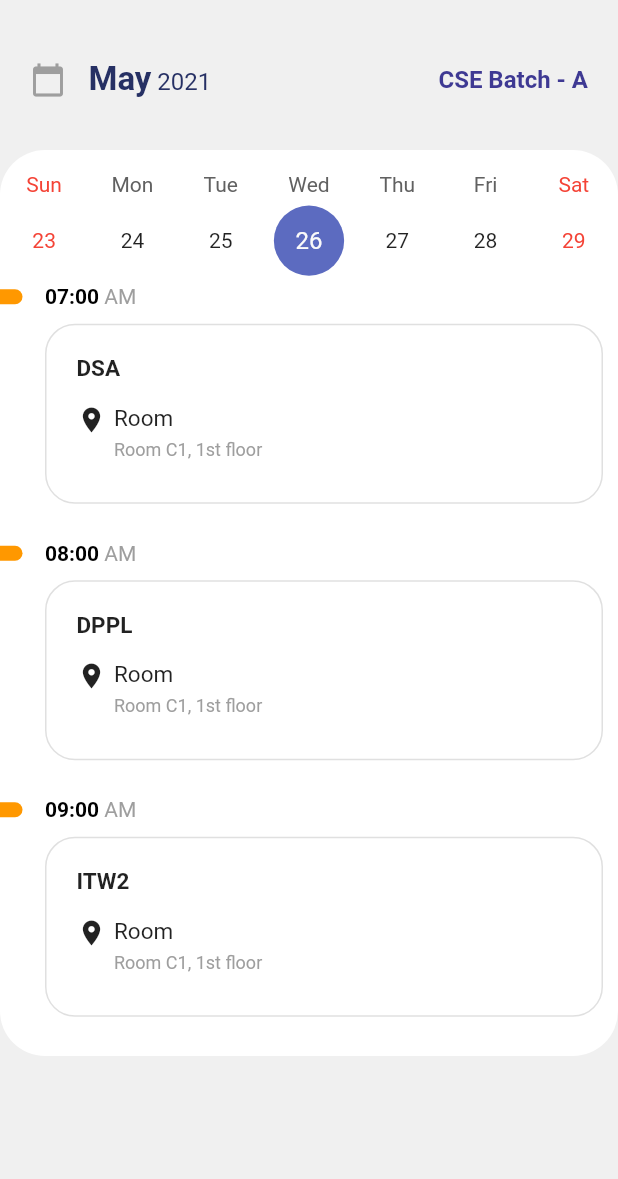
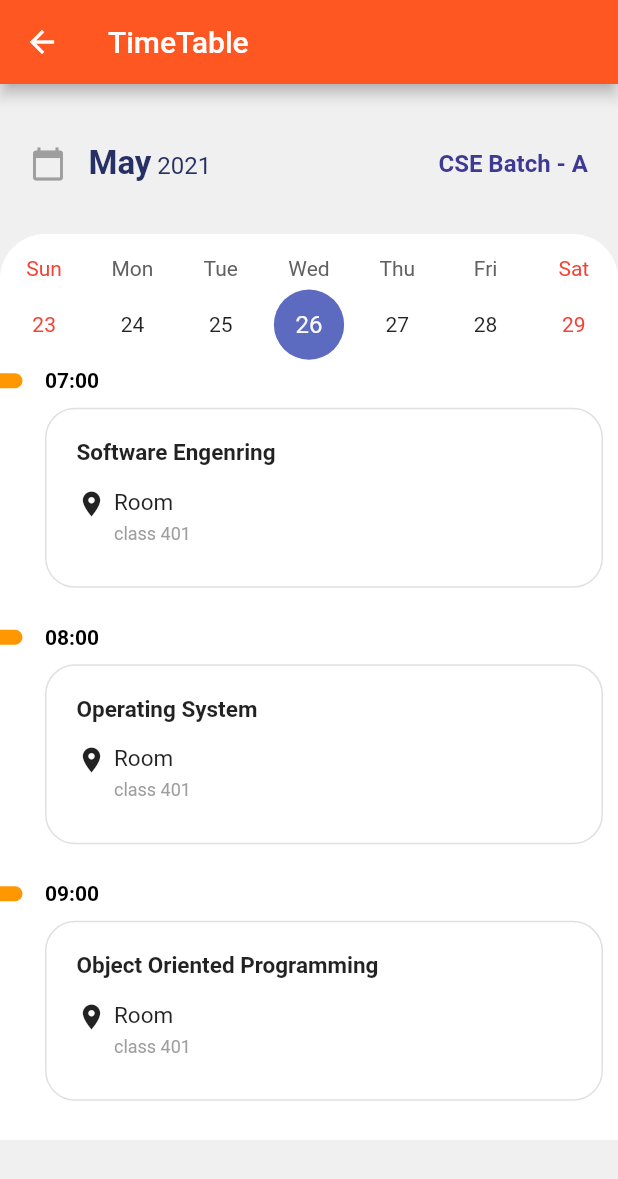
Before and after one commit to Blaze-Community/our_e_college_app, a Flutter app: the TimeTable screen opened directly, on a phone screen of 412 x 824 dp. Shown: the top 1179 px of the screen. Run offline on Flutter 3.47's test engine with Material 2 defaults, Android fonts, the phone set to English and light mode, and no system bars; drawn by our look-alikes of table_calendar; our stand-ins replace curved_navigation_bar, flutter_login, font_awesome_flutter, marquee.

Commit message:
finally everything done with timetable

```diff
--- a/lib/components/timetable.dart
+++ b/lib/components/timetable.dart
@@ -1,5 +1,6 @@
 import 'package:flutter/material.dart';
 import 'package:flutter/widgets.dart';
+import 'package:our_e_college_app/utils/timetableitems.dart';
 import 'package:table_calendar/table_calendar.dart';
 // import 'package:shared_preferences/shared_preferences.dart';
 
@@ -19,6 +20,9 @@ class _TimeTableState extends State<TimeTable> {
   @override
   Widget build(BuildContext context) {
     return Scaffold(
+        appBar: AppBar(
+          title: Text("TimeTable"),
+        ),
         body: Stack(
           children: [
             Container(
@@ -72,7 +76,9 @@ class _TimeTableState extends State<TimeTable> {
                 width: MediaQuery.of(context).size.width,
                 decoration: BoxDecoration(
                   color: Colors.white,
-              borderRadius: BorderRadius.circular(30),
+                  borderRadius: BorderRadius.only(
+                      topLeft: Radius.circular(30),
+                      topRight: Radius.circular(30)),
                 ),
                 child: Column(
                   children: [
@@ -94,12 +100,36 @@ class _TimeTableState extends State<TimeTable> {
                       child: SingleChildScrollView(
                         child: Column(
                           children: [
-                        buildTaskListItem("DSA", "07:00"),
-                        buildTaskListItem("DPPL", "08:00"),
-                        buildTaskListItem("ITW2", "09:00"),
-                        buildTaskListItem("SE", "10:00"),
-                        buildTaskListItem("SE", "10:00"),
-                        buildTaskListItem("SE", "10:00"),
+                            TimeTableItems(
+                              subject: "Software Engenring",
+                              time: "07:00",
+                              room: "class 401",
+                            ),
+                            TimeTableItems(
+                              subject: "Operating System",
+                              time: "08:00",
+                              room: "class 401",
+                            ),
+                            TimeTableItems(
+                              subject: "Object Oriented Programming",
+                              time: "09:00",
+                              room: "class 401",
+                            ),
+                            TimeTableItems(
+                              subject: "Data Structure",
+                              time: "11:00",
+                              room: "class 401",
+                            ),
+                            TimeTableItems(
+                              subject: "Digital Signals",
+                              time: "13:00",
+                              room: "class 407",
+                            ),
+                            TimeTableItems(
+                              subject: "Cloud computing",
+                              time: "15:00",
+                              room: "class 404",
+                            ),
                           ],
                         ),
                       ),
@@ -111,115 +141,4 @@ class _TimeTableState extends State<TimeTable> {
           ],
         ));
   }
-
-  Container buildTaskListItem(String classSubject, String classTime) {
-    return Container(
-      margin: EdgeInsets.only(bottom: 25),
-      child: Column(
-        children: [
-          Row(
-            children: [
-              Container(
-                width: 15,
-                height: 10,
-                decoration: BoxDecoration(
-                    color: Colors.orange,
-                    borderRadius: BorderRadius.horizontal(
-                      right: Radius.circular(5),
-                    )),
-              ),
-              SizedBox(
-                width: 15,
-              ),
-              Container(
-                width: MediaQuery.of(context).size.width - 60,
-                child: Row(
-                  mainAxisAlignment: MainAxisAlignment.spaceBetween,
-                  children: [
-                    RichText(
-                      text: TextSpan(
-                          text: classTime,
-                          style: TextStyle(
-                            fontWeight: FontWeight.bold,
-                            color: Colors.black,
-                          ),
-                          children: [
-                            TextSpan(
-                              text: " AM",
-                              style: TextStyle(
-                                fontWeight: FontWeight.normal,
-                                color: Colors.grey,
-                              ),
-                            )
-                          ]),
-                    ),
-                  ],
-                ),
-              )
-            ],
-          ),
-          SizedBox(
-            height: 10,
-          ),
-          Container(
-            height: 120,
-            width: double.infinity,
-            decoration: BoxDecoration(
-                border: Border.all(width: 1, color: Colors.grey[300]),
-                borderRadius: BorderRadius.circular(20)),
-            margin: EdgeInsets.only(right: 10, left: 30),
-            padding: EdgeInsets.all(20),
-            child: Column(
-              crossAxisAlignment: CrossAxisAlignment.start,
-              children: [
-                Text(
-                  classSubject,
-                  style: TextStyle(
-                    fontWeight: FontWeight.bold,
-                    fontSize: 15,
-                  ),
-                ),
-                SizedBox(
-                  height: 15,
-                ),
-                Row(
-                  crossAxisAlignment: CrossAxisAlignment.start,
-                  children: [
-                    Icon(
-                      Icons.location_on,
-                      size: 20,
-                    ),
-                    SizedBox(
-                      width: 5,
-                    ),
-                    Column(
-                      crossAxisAlignment: CrossAxisAlignment.start,
-                      children: [
-                        Text(
-                          "Room",
-                          style: TextStyle(
-                            fontSize: 15,
-                          ),
-                        ),
-                        SizedBox(
-                          height: 5,
-                        ),
-                        Text(
-                          "Room C1, 1st floor",
-                          style: TextStyle(
-                            color: Colors.grey,
-                            fontSize: 12,
-                          ),
-                        ),
-                      ],
-                    )
-                  ],
-                )
-              ],
-            ),
-          )
-        ],
-      ),
-    );
 }
-}
--- /dev/null
+++ b/lib/utils/timetableitems.dart
@@ -0,0 +1,113 @@
+import 'package:flutter/material.dart';
+import 'package:flutter/widgets.dart';
+
+class TimeTableItems extends StatelessWidget {
+  String subject;
+  String time;
+  String room;
+
+  TimeTableItems({this.subject, this.time, this.room});
+  @override
+  Widget build(BuildContext context) {
+    return Container(
+      margin: EdgeInsets.only(bottom: 25),
+      child: Column(
+        children: [
+          Row(
+            children: [
+              Container(
+                width: 15,
+                height: 10,
+                decoration: BoxDecoration(
+                    color: Colors.orange,
+                    borderRadius: BorderRadius.horizontal(
+                      right: Radius.circular(5),
+                    )),
+              ),
+              SizedBox(
+                width: 15,
+              ),
+              Container(
+                width: MediaQuery.of(context).size.width - 60,
+                child: Row(
+                  mainAxisAlignment: MainAxisAlignment.spaceBetween,
+                  children: [
+                    RichText(
+                      text: TextSpan(
+                        text: this.time,
+                        style: TextStyle(
+                          fontWeight: FontWeight.bold,
+                          color: Colors.black,
+                        ),
+                      ),
+                    ),
+                  ],
+                ),
+              )
+            ],
+          ),
+          SizedBox(
+            height: 10,
+          ),
+          Container(
+            height: 120,
+            width: double.infinity,
+            decoration: BoxDecoration(
+                border: Border.all(width: 1, color: Colors.grey[300]),
+                borderRadius: BorderRadius.circular(20)),
+            margin: EdgeInsets.only(right: 10, left: 30),
+            padding: EdgeInsets.all(20),
+            child: Column(
+              crossAxisAlignment: CrossAxisAlignment.start,
+              children: [
+                Text(
+                  this.subject,
+                  style: TextStyle(
+                    fontWeight: FontWeight.bold,
+                    fontSize: 15,
+                  ),
+                ),
+                SizedBox(
+                  height: 15,
+                ),
+                Row(
+                  crossAxisAlignment: CrossAxisAlignment.start,
+                  children: [
+                    Icon(
+                      Icons.location_on,
+                      size: 20,
+                    ),
+                    SizedBox(
+                      width: 5,
+                    ),
+                    Column(
+                      crossAxisAlignment: CrossAxisAlignment.start,
+                      children: [
+                        Text(
+                          "Room",
+                          style: TextStyle(
+                            fontSize: 15,
+                          ),
+                        ),
+                        SizedBox(
+                          height: 5,
+                        ),
+                        Text(
+                          this.room,
+                          style: TextStyle(
+                            color: Colors.grey,
+                            fontSize: 12,
+                          ),
+                        ),
+                      ],
+                    )
+                  ],
+                )
+              ],
+            ),
+          )
+        ],
+      ),
+    );
+  }
+}
```
Lines whose indentation alone changed are shown as unchanged.
